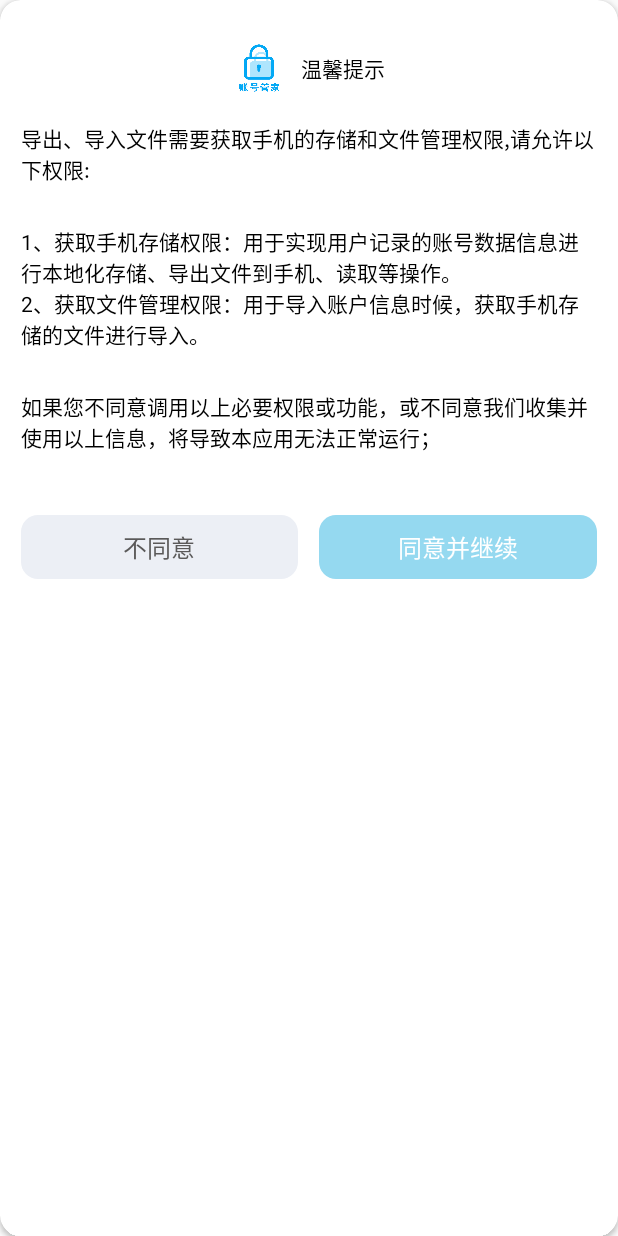
After one commit to Alex-wen1995/PasswordSave, an Android app: the layout dialog_permission_msg.xml on its own in the app's theme, with its tools: preview values and no code run, on a phone screen of 412 x 824 dp. The commit adds this screen. Run offline under Robolectric (Android 15) with nearby library versions, the phone set to English and light mode, and no system bars.

Commit message:
升级kt版本，修改权限提示

```diff
--- a/app/build.gradle
+++ b/app/build.gradle
@@ -82,9 +82,8 @@ allprojects {
 }
 dependencies {
     implementation fileTree(dir: "libs", include: ["*.jar"])
-    implementation "org.jetbrains.kotlin:kotlin-stdlib:$kotlin_version"
-    implementation 'androidx.core:core-ktx:1.3.2'
-    implementation 'androidx.appcompat:appcompat:1.2.0'
+    implementation 'androidx.core:core-ktx:1.8.0'
+    implementation 'androidx.appcompat:appcompat:1.5.1'
     implementation 'androidx.constraintlayout:constraintlayout:2.0.4'
     implementation 'androidx.recyclerview:recyclerview:1.2.0'
     implementation 'com.google.android.material:material:1.3.0'
--- /dev/null
+++ b/app/src/main/res/layout/dialog_permission_msg.xml
@@ -0,0 +1,104 @@
+<?xml version="1.0" encoding="utf-8"?>
+<androidx.cardview.widget.CardView xmlns:android="http://schemas.android.com/apk/res/android"
+    android:layout_width="match_parent"
+    android:layout_height="match_parent"
+    xmlns:app="http://schemas.android.com/apk/res-auto"
+    app:cardBackgroundColor="@color/colorWhite"
+    app:cardCornerRadius="@dimen/dp_12"
+    android:orientation="vertical">
+
+    <LinearLayout
+        android:layout_width="match_parent"
+        android:orientation="vertical"
+        android:layout_height="match_parent">
+        <LinearLayout
+            android:layout_width="match_parent"
+            android:orientation="horizontal"
+            android:gravity="center"
+            android:layout_marginTop="@dimen/dp_24"
+
+            android:layout_height="wrap_content">
+            <ImageView
+                android:layout_width="@dimen/dp_32"
+                android:adjustViewBounds="true"
+                android:src="@drawable/logo"
+                android:layout_height="wrap_content"/>
+            <TextView
+                android:layout_marginStart="@dimen/dp_8"
+                android:layout_width="wrap_content"
+                android:layout_height="wrap_content"
+                android:gravity="center"
+                android:text="温馨提示"
+                android:textColor="@color/colorBlack" />
+        </LinearLayout>
+
+
+        <TextView
+            android:layout_marginTop="@dimen/dp_16"
+            android:layout_marginStart="@dimen/dp_12"
+            android:layout_marginEnd="@dimen/dp_12"
+            android:layout_width="match_parent"
+            android:layout_height="wrap_content"
+            android:text="导出、导入文件需要获取手机的存储和文件管理权限,请允许以下权限:"
+            android:textColor="@color/colorBlack" />
+
+
+        <TextView
+            android:layout_marginStart="@dimen/dp_12"
+            android:layout_marginEnd="@dimen/dp_12"
+            android:layout_marginTop="@dimen/dp_24"
+            android:layout_width="match_parent"
+            android:layout_height="wrap_content"
+            android:text="1、获取手机存储权限：用于实现用户记录的账号数据信息进行本地化存储、导出文件到手机、读取等操作。\n2、获取文件管理权限：用于导入账户信息时候，获取手机存储的文件进行导入。"
+            android:textColor="@color/colorBlack" />
+        <TextView
+            android:layout_marginStart="@dimen/dp_12"
+            android:layout_marginEnd="@dimen/dp_12"
+            android:layout_marginTop="@dimen/dp_24"
+            android:layout_width="match_parent"
+            android:layout_height="wrap_content"
+            android:text="如果您不同意调用以上必要权限或功能，或不同意我们收集并使用以上信息，将导致本应用无法正常运行；"
+            android:textColor="@color/colorBlack" />
+        <LinearLayout
+            android:layout_marginTop="@dimen/dp_12"
+            android:layout_marginStart="@dimen/dp_12"
+            android:layout_marginEnd="@dimen/dp_12"
+            android:layout_width="match_parent"
+            android:orientation="horizontal"
+            android:layout_height="wrap_content"/>
+        <LinearLayout
+            android:layout_marginStart="@dimen/dp_12"
+            android:layout_marginEnd="@dimen/dp_12"
+            android:layout_marginTop="@dimen/dp_24"
+            android:layout_marginBottom="@dimen/dp_12"
+            android:layout_width="match_parent"
+            android:layout_height="wrap_content">
+            <TextView
+                android:id="@+id/tv_refuse"
+                android:paddingTop="@dimen/dp_8"
+                android:paddingBottom="@dimen/dp_8"
+                android:layout_width="0dp"
+                android:layout_height="wrap_content"
+                android:text="不同意"
+                android:textSize="@dimen/sp_14"
+                android:background="@drawable/no_agree_bg"
+                android:gravity="center"
+                android:textColor="#5A5959"
+                android:layout_weight="1"/>
+            <TextView
+                android:layout_marginStart="@dimen/dp_12"
+                android:id="@+id/tv_agree"
+                android:paddingTop="@dimen/dp_8"
+                android:paddingBottom="@dimen/dp_8"
+                android:layout_width="0dp"
+                android:layout_height="wrap_content"
+                android:text="同意并继续"
+                android:background="@drawable/agree_bg"
+                android:textSize="@dimen/sp_14"
+                android:gravity="center"
+                android:textColor="@color/colorWhite"
+                android:layout_weight="1"/>
+        </LinearLayout>
+    </LinearLayout>
+
+</androidx.cardview.widget.CardView>
```
Also changed, not shown: app/src/main/java/com/passwordsave/module/ad/AdActivity.kt (+3 -39 lines), app/src/main/java/com/passwordsave/module/import_export/ImportExportActivity.kt (+48 -22 lines), app/src/main/java/com/passwordsave/module/main/MainActivity.kt (+0 -9 lines), app/src/main/java/com/passwordsave/module/main/Term2Activity.kt (+1 -20 lines).
